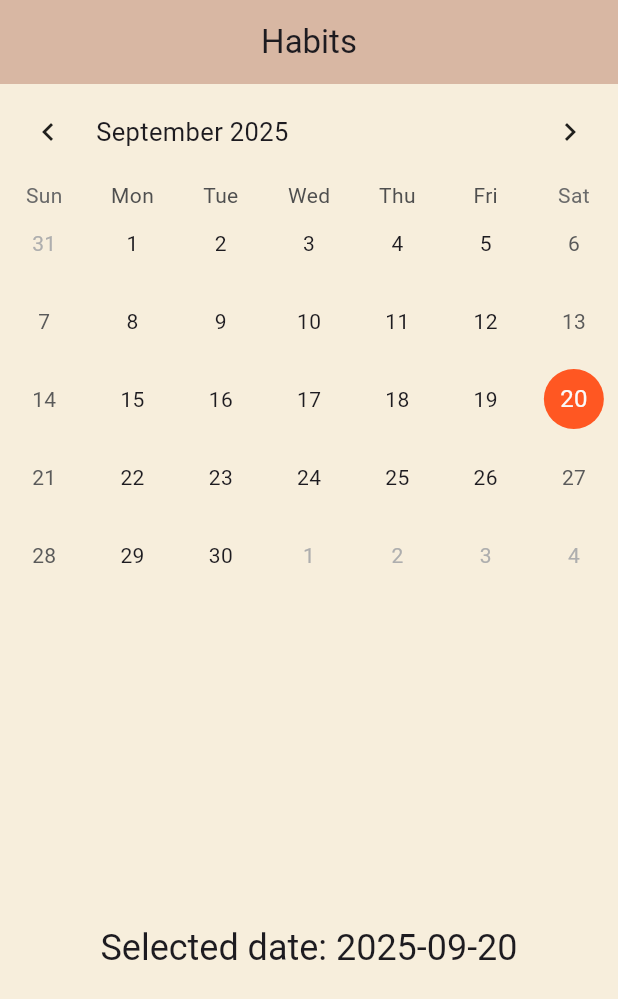
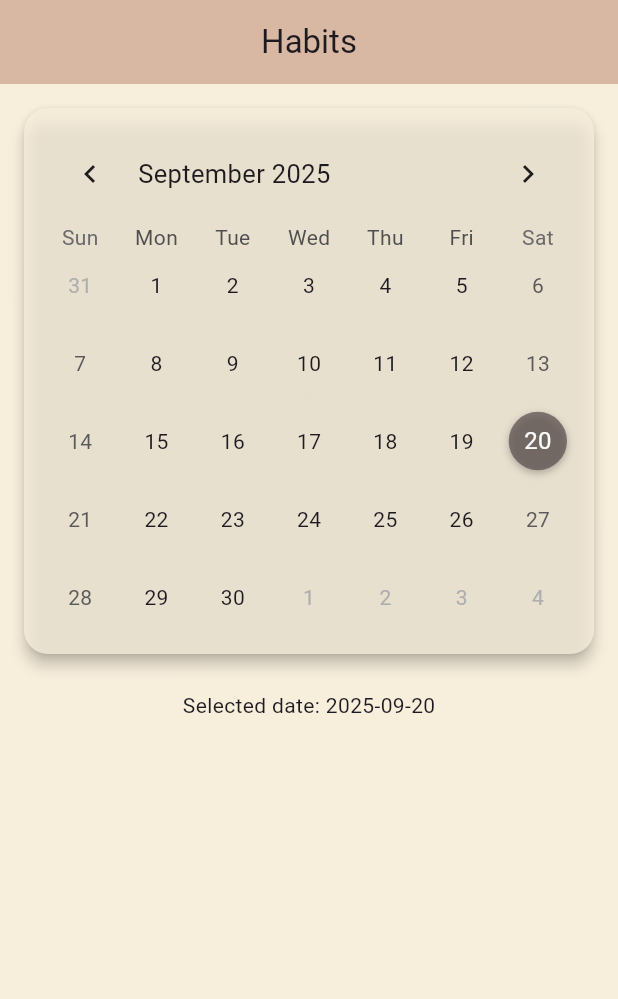
Before and after one commit to johnywakim02/strive-flow, a Flutter app: the CreateHabitSubpage screen opened by its route, on a phone screen of 412 x 824 dp. Shown: the top 999 px of the screen. Run offline on Flutter 3.47's test engine with Material 3 defaults, Android fonts, the phone set to English and light mode, and no system bars; drawn by our look-alikes of table_calendar; our stand-ins replace flutter_markdown_plus, freezed_annotation, go_router, google_fonts, hive_ce, hive_ce_flutter; accounts and stored records are empty.

Commit message:
optimized the calendar's style and colors

```diff
--- a/lib/core/colors/app_colors_theme_extension.dart
+++ b/lib/core/colors/app_colors_theme_extension.dart
@@ -19,6 +19,8 @@ class AppColorsThemeExtension extends ThemeExtension<AppColorsThemeExtension> {
   final Color textFieldFocusedBorderColor;
   final Color textFieldLabelColor;
   final Color textFieldHintColor;
+  final Color calendarTodayColor;
+  final Color calendarSelectedColor;
 
   AppColorsThemeExtension({
     required this.backgroundColor,
@@ -36,6 +38,8 @@ class AppColorsThemeExtension extends ThemeExtension<AppColorsThemeExtension> {
     required this.textFieldFocusedBorderColor,
     required this.textFieldLabelColor,
     required this.textFieldHintColor,
+    required this.calendarTodayColor,
+    required this.calendarSelectedColor,
   });
 
   @override
@@ -55,6 +59,8 @@ class AppColorsThemeExtension extends ThemeExtension<AppColorsThemeExtension> {
     Color? textFieldFocusedBorderColor,
     Color? textFieldLabelColor,
     Color? textFieldHintColor,
+    Color? calendarTodayColor,
+    Color? calendarSelectedColor
   }){
     return AppColorsThemeExtension(
       backgroundColor: backgroundColor ?? this.backgroundColor,
@@ -72,6 +78,8 @@ class AppColorsThemeExtension extends ThemeExtension<AppColorsThemeExtension> {
       textFieldFocusedBorderColor: textFieldFocusedBorderColor ?? this.textFieldFocusedBorderColor,
       textFieldLabelColor: textFieldLabelColor ?? this.textFieldLabelColor,
       textFieldHintColor: textFieldHintColor ?? this.textFieldHintColor,
+      calendarTodayColor: calendarTodayColor ?? this.calendarTodayColor,
+      calendarSelectedColor: calendarSelectedColor ?? this.calendarSelectedColor,
     );
   }
 
@@ -96,6 +104,8 @@ class AppColorsThemeExtension extends ThemeExtension<AppColorsThemeExtension> {
       textFieldFocusedBorderColor: Color.lerp(textFieldFocusedBorderColor, other.textFieldFocusedBorderColor, t)!,
       textFieldLabelColor: Color.lerp(textFieldLabelColor, other.textFieldLabelColor, t)!,
       textFieldHintColor: Color.lerp(textFieldHintColor, other.textFieldHintColor, t)!,
+      calendarTodayColor: Color.lerp(calendarTodayColor, other.calendarTodayColor, t)!,
+      calendarSelectedColor: Color.lerp(calendarSelectedColor, other.calendarSelectedColor, t)!
     );
   }
 }
@@ -116,4 +126,6 @@ final AppColorsThemeExtension appColorsThemeExtension = AppColorsThemeExtension(
   textFieldFocusedBorderColor: AppColors.dustyRose,
   textFieldLabelColor: AppColors.warmRust,
   textFieldHintColor: AppColors.warmRust,
+  calendarTodayColor: AppColors.dustyRose,
+  calendarSelectedColor: AppColors.warmRust
 );
--- a/lib/ui/create/subpages/create_habit_subpage.dart
+++ b/lib/ui/create/subpages/create_habit_subpage.dart
@@ -8,6 +8,7 @@ class CreateHabitSubpage extends StatefulWidget {
   @override
   State<CreateHabitSubpage> createState() => _CreateHabitSubpageState();
 }
+
 class _CreateHabitSubpageState extends State<CreateHabitSubpage> {
   DateTime _selectedDate = DateTime.now();
   DateTime _focusedDay = DateTime.now();
@@ -23,10 +24,16 @@ class _CreateHabitSubpageState extends State<CreateHabitSubpage> {
         title: const Text("Habits"),
         centerTitle: true,
       ),
-      body: Column(
+      body: Padding(
+        padding: const EdgeInsets.all(16),
+        child: Column(
           children: [
-          Expanded(
-            flex: 1,
+            Material(
+              elevation: 4,
+              borderRadius: BorderRadius.circular(16),
+              color: colorScheme.backgroundColor.withAlpha(200),
+              child: Padding(
+                padding: const EdgeInsets.all(12),
                 child: TableCalendar(
                   firstDay: DateTime.utc(2000, 1, 1),
                   lastDay: DateTime.utc(2100, 12, 31),
@@ -35,9 +42,7 @@ class _CreateHabitSubpageState extends State<CreateHabitSubpage> {
                   availableCalendarFormats: const {
                     CalendarFormat.month: 'Month',
                   },
-              selectedDayPredicate: (day) {
-                return isSameDay(_selectedDate, day);
-              },
+                  selectedDayPredicate: (day) => isSameDay(_selectedDate, day),
                   onDaySelected: (selectedDay, focusedDay) {
                     setState(() {
                       _selectedDate = selectedDay;
@@ -45,31 +50,34 @@ class _CreateHabitSubpageState extends State<CreateHabitSubpage> {
                     });
                   },
                   onPageChanged: (focusedDay) {
-                // update focusedDay when month is changed
                     _focusedDay = focusedDay;
                   },
                   calendarStyle: CalendarStyle(
                     todayDecoration: BoxDecoration(
-                  color: Colors.blueAccent,
+                      color: colorScheme.calendarTodayColor,
                       shape: BoxShape.circle,
                     ),
                     selectedDecoration: BoxDecoration(
-                  color: Colors.deepOrange,
+                      color: colorScheme.calendarSelectedColor,
                       shape: BoxShape.circle,
+                      boxShadow: [
+                        BoxShadow(
+                          color: Colors.black26,
+                          blurRadius: 4,
+                          offset: Offset(0, 2),
+                        ),
+                      ],
                     ),
                   ),
                 ),
               ),
-          Expanded(
-            flex: 1,
-            child: Center(
-              child: Text(
+            ),
+            const SizedBox(height: 24),
+            Text(
               'Selected date: ${_selectedDate.toLocal().toString().split(' ')[0]}',
-                style: Theme.of(context).textTheme.headlineSmall,
-              ),
-            ),
             ),
           ],
+        ),
       ),
     );
   }
```
Lines whose indentation alone changed are shown as unchanged.
